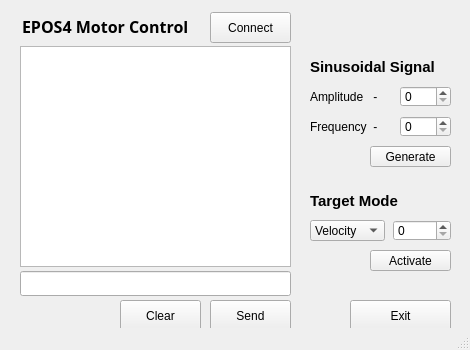
Qt form tcpclient.ui (shkwon98/EPOS4-SOEM-Gui) before a commit.
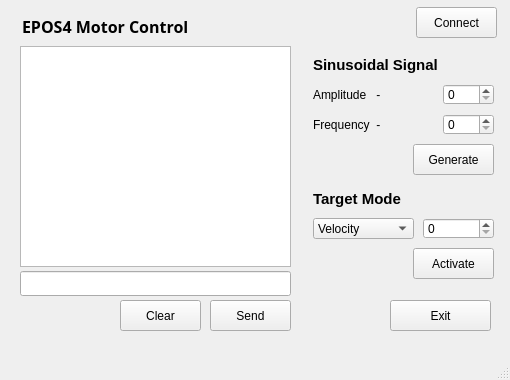
The same form after that commit.

The edit to the form file:
```diff
--- a/tcpclient.ui
+++ b/tcpclient.ui
@@ -6,8 +6,8 @@
    <rect>
     <x>0</x>
     <y>0</y>
-    <width>470</width>
-    <height>350</height>
+    <width>510</width>
+    <height>380</height>
    </rect>
   </property>
   <property name="windowTitle">
@@ -19,7 +19,7 @@
      <rect>
       <x>22</x>
       <y>16</y>
-      <width>181</width>
+      <width>261</width>
       <height>21</height>
      </rect>
     </property>
@@ -27,6 +27,7 @@
      <font>
       <family>맑은 고딕</family>
       <pointsize>12</pointsize>
+      <weight>75</weight>
       <italic>false</italic>
       <bold>true</bold>
      </font>
@@ -83,7 +84,7 @@
    <widget class="QPushButton" name="exitButton">
     <property name="geometry">
      <rect>
-      <x>350</x>
+      <x>390</x>
       <y>300</y>
       <width>101</width>
       <height>31</height>
@@ -106,8 +107,8 @@
    <widget class="QPushButton" name="connectButton">
     <property name="geometry">
      <rect>
-      <x>210</x>
-      <y>12</y>
+      <x>416</x>
+      <y>7</y>
       <width>81</width>
       <height>31</height>
      </rect>
@@ -119,9 +120,9 @@
    <widget class="QLabel" name="label_2">
     <property name="geometry">
      <rect>
-      <x>310</x>
-      <y>86</y>
-      <width>81</width>
+      <x>313</x>
+      <y>84</y>
+      <width>131</width>
       <height>21</height>
      </rect>
     </property>
@@ -132,9 +133,9 @@
    <widget class="QLabel" name="label_3">
     <property name="geometry">
      <rect>
-      <x>310</x>
-      <y>116</y>
-      <width>81</width>
+      <x>313</x>
+      <y>114</y>
+      <width>121</width>
       <height>21</height>
      </rect>
     </property>
@@ -145,15 +146,16 @@
    <widget class="QLabel" name="label_6">
     <property name="geometry">
      <rect>
-      <x>310</x>
-      <y>56</y>
-      <width>151</width>
+      <x>313</x>
+      <y>54</y>
+      <width>201</width>
       <height>21</height>
      </rect>
     </property>
     <property name="font">
      <font>
       <pointsize>11</pointsize>
+      <weight>75</weight>
       <bold>true</bold>
      </font>
     </property>
@@ -164,8 +166,8 @@
    <widget class="QLabel" name="label_7">
     <property name="geometry">
      <rect>
-      <x>310</x>
-      <y>190</y>
+      <x>313</x>
+      <y>188</y>
       <width>151</width>
       <height>21</height>
      </rect>
@@ -173,6 +175,7 @@
     <property name="font">
      <font>
       <pointsize>11</pointsize>
+      <weight>75</weight>
       <bold>true</bold>
      </font>
     </property>
@@ -183,10 +186,10 @@
    <widget class="QPushButton" name="generateButton">
     <property name="geometry">
      <rect>
-      <x>370</x>
-      <y>146</y>
+      <x>413</x>
+      <y>144</y>
       <width>81</width>
-      <height>21</height>
+      <height>31</height>
      </rect>
     </property>
     <property name="text">
@@ -196,9 +199,9 @@
    <widget class="QComboBox" name="targetMode">
     <property name="geometry">
      <rect>
-      <x>310</x>
-      <y>220</y>
-      <width>75</width>
+      <x>313</x>
+      <y>218</y>
+      <width>101</width>
       <height>21</height>
      </rect>
     </property>
@@ -216,10 +219,10 @@
    <widget class="QPushButton" name="activateButton">
     <property name="geometry">
      <rect>
-      <x>370</x>
-      <y>250</y>
+      <x>413</x>
+      <y>248</y>
       <width>81</width>
-      <height>21</height>
+      <height>31</height>
      </rect>
     </property>
     <property name="text">
@@ -229,8 +232,8 @@
    <widget class="QSpinBox" name="amplitude">
     <property name="geometry">
      <rect>
-      <x>400</x>
-      <y>86</y>
+      <x>443</x>
+      <y>84</y>
       <width>51</width>
       <height>21</height>
      </rect>
@@ -239,8 +242,8 @@
    <widget class="QSpinBox" name="frequency">
     <property name="geometry">
      <rect>
-      <x>400</x>
-      <y>116</y>
+      <x>443</x>
+      <y>114</y>
       <width>51</width>
       <height>21</height>
      </rect>
@@ -249,9 +252,9 @@
    <widget class="QSpinBox" name="targetValue">
     <property name="geometry">
      <rect>
-      <x>393</x>
-      <y>220</y>
-      <width>58</width>
+      <x>423</x>
+      <y>218</y>
+      <width>71</width>
       <height>21</height>
      </rect>
     </property>
```
Left out of the diff: 4 changed lines with no effect on the pictures.
